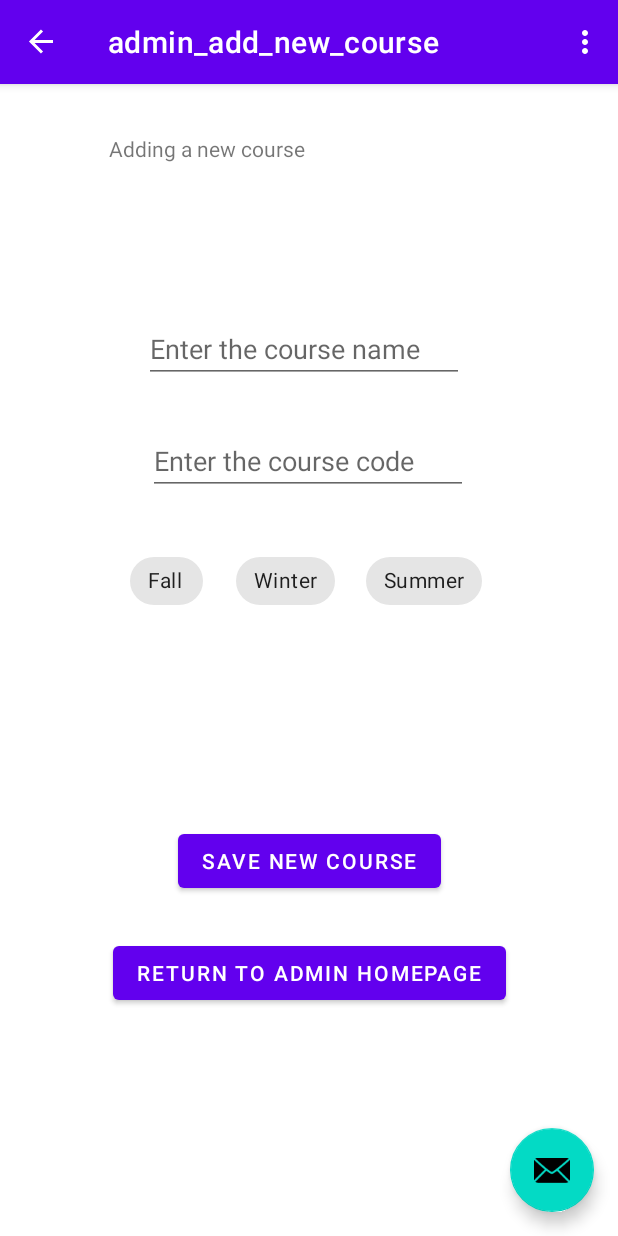
After one commit to RuofanChen03/B07-group6, an Android app: the AdminCreate screen opened through its navigation route, on a phone screen of 412 x 824 dp. The commit adds this screen. Run offline under Robolectric (Android 15) with nearby library versions, the phone set to English and light mode, and no system bars; our stand-ins replace navigation-ui.

Commit message:
Rebecca: can add in name, code, and offering sessions into a new course being added. Still need to work on adding in prereqs

```diff
--- a/app/build.gradle
+++ b/app/build.gradle
@@ -15,6 +15,7 @@ android {
         versionName "1.0"
 
         testInstrumentationRunner "androidx.test.runner.AndroidJUnitRunner"
+        signingConfig signingConfigs.debug
     }
 
     buildTypes {
--- a/app/src/main/AndroidManifest.xml
+++ b/app/src/main/AndroidManifest.xml
@@ -12,6 +12,7 @@
         android:supportsRtl="true"
         android:theme="@style/Theme.MyApplication"
         tools:targetApi="31">
+
         <activity
             android:name=".MainActivity"
             android:exported="true"
--- /dev/null
+++ b/app/src/main/java/com/example/myapplication/AdminCreate.java
@@ -0,0 +1,140 @@
+package com.example.myapplication;
+
+import android.content.Context;
+import android.os.Bundle;
+import android.view.LayoutInflater;
+import android.view.View;
+import android.view.ViewGroup;
+import android.widget.ArrayAdapter;
+import android.widget.Button;
+import android.widget.EditText;
+import android.widget.Spinner;
+
+import androidx.fragment.app.Fragment;
+import androidx.annotation.NonNull;
+import androidx.annotation.Nullable;
+import androidx.navigation.fragment.NavHostFragment;
+
+import com.example.myapplication.databinding.FragmentAdminCreateBinding;
+//import com.example.myapplication.databinding.FragmentAdminEditBinding;
+import com.example.myapplication.databinding.AdminFragmentBinding;
+
+import java.util.ArrayList;
+
+public class AdminCreate extends Fragment{
+/* autogenerated stuff
+
+    @Nullable
+    @Override
+    public View onCreateView(@NonNull LayoutInflater inflater,
+                             @Nullable ViewGroup container,
+                             @Nullable Bundle savedInstanceState) {
+        return inflater.inflate(R.layout.fragment_admin_edit, container, false);
+    }
+ */
+
+    private FragmentAdminCreateBinding binding;
+
+    @Override
+    public View onCreateView(
+            LayoutInflater inflater, ViewGroup container,
+            Bundle savedInstanceState
+    ) {
+        System.out.println("In AdminCreate");
+        binding = FragmentAdminCreateBinding.inflate(inflater, container, false);
+        return binding.getRoot();
+
+    }
+    @Override
+    public void onAttach(Context context) {
+        super.onAttach(context);
+        System.out.println("ON ATTACH");
+        /*
+        try {
+            mListener = (ExampleFragmentCallbackInterface ) context;
+        } catch (ClassCastException e) {
+            throw new ClassCastException(context.toString() + " must implement ExampleFragmentCallbackInterface ");
+        }
+        */
+    }
+
+    Button SaveInput;
+    EditText GetInput;
+    String name;
+    String code;
+    public void onViewCreated(@NonNull View view, Bundle savedInstanceState) {
+        super.onViewCreated(view, savedInstanceState);
+
+        binding.AdminHome.setOnClickListener(new View.OnClickListener() {
+            @Override
+            public void onClick(View view) {
+                NavHostFragment.findNavController(AdminCreate.this)
+                        .navigate(R.id.action_AdminCreate_to_AdminFragment);
+            }
+        });
+
+        SaveInput = getActivity().findViewById(R.id.submit);
+        GetInput = getActivity().findViewById(R.id.CreateNameInput);
+        boolean sessionsOffered[] = {false, false, false};
+
+        binding.FallSessionChip.setOnClickListener(new View.OnClickListener(){
+            @Override
+            public void onClick(View view){
+                if(sessionsOffered[0]==false) sessionsOffered[0] = true;
+                else sessionsOffered[0] = false;
+            }
+        });
+        binding.WinterSessionChip.setOnClickListener(new View.OnClickListener(){
+            @Override
+            public void onClick(View view){
+                if(sessionsOffered[1]==false) sessionsOffered[1] = true;
+                else sessionsOffered[1] = false;
+            }
+        });
+        binding.SummerSessionChip.setOnClickListener(new View.OnClickListener(){
+            @Override
+            public void onClick(View view){
+                if(sessionsOffered[2]==false) sessionsOffered[2] = true;
+                else sessionsOffered[2] = false;
+            }
+        });
+
+        binding.submit.setOnClickListener(new View.OnClickListener() {
+            @Override
+            public void onClick(View view) {
+                System.out.println("REA");
+                //Course c = new Course();
+                System.out.println("IS COURSE NULL: "+Course.courseList == null);
+                System.out.println("Before call:"+Course.courseList.size());
+                name = GetInput.getText().toString();
+                GetInput = getActivity().findViewById(R.id.CreateCodeInput);
+                code = GetInput.getText().toString();
+
+                Course createdCourse = new Course(name, code,  sessionsOffered, new ArrayList<Course>());
+                Course.courseList.add(createdCourse);
+                System.out.println("After call:"+Course.courseList.size());
+                System.out.println("courseList.get(3) (fall)"+Course.courseList.get(3).sessions[0]);
+                System.out.println("courseList.get(3) (winter)"+Course.courseList.get(3).sessions[1]);
+                System.out.println("courseList.get(3) (summer)"+Course.courseList.get(3).sessions[2]);
+
+            }
+        });
+
+
+
+    }
+
+/*
+    public void store_view(){
+        EditText createNewCourse = getActivity().findViewById(R.id.CreateNameInput);
+        System.out.println(createNewCourse.getText().toString());
+    }
+
+ */
+
+    @Override
+    public void onDestroyView() {
+        super.onDestroyView();
+        binding = null;
+    }
+}
--- a/app/src/main/java/com/example/myapplication/AdminCreateCourse.java
+++ /dev/null
@@ -1,4 +0,0 @@
-package com.example.myapplication;
-
-public class AdminCreateCourse {
-}
--- a/app/src/main/java/com/example/myapplication/AdminLogin.java
+++ b/app/src/main/java/com/example/myapplication/AdminLogin.java
@@ -21,7 +21,7 @@ public class AdminLogin extends Fragment {
             LayoutInflater inflater, ViewGroup container,
             Bundle savedInstanceState
     ) {
-
+        System.out.println("In AdminLogin");
         binding = FragmentFirstBinding.inflate(inflater, container, false);
         return binding.getRoot();
 
--- a/app/src/main/java/com/example/myapplication/Course.java
+++ b/app/src/main/java/com/example/myapplication/Course.java
@@ -9,7 +9,7 @@ public class Course {
     boolean[] sessions;
     List<Course> prerequisites;
 
-    static ArrayList<Course> courseList;
+    static ArrayList<Course> courseList = new ArrayList<Course>();
 
     //default course initializer
     public Course(){
--- a/app/src/main/res/layout/admin_add_new_course.xml
+++ /dev/null
@@ -1,6 +0,0 @@
-<?xml version="1.0" encoding="utf-8"?>
-<androidx.constraintlayout.widget.ConstraintLayout xmlns:android="http://schemas.android.com/apk/res/android"
-    android:layout_width="match_parent"
-    android:layout_height="match_parent">
-
-</androidx.constraintlayout.widget.ConstraintLayout>
--- /dev/null
+++ b/app/src/main/res/layout/fragment_admin_create.xml
@@ -0,0 +1,111 @@
+<?xml version="1.0" encoding="utf-8"?>
+<androidx.constraintlayout.widget.ConstraintLayout xmlns:android="http://schemas.android.com/apk/res/android"
+    xmlns:app="http://schemas.android.com/apk/res-auto"
+    xmlns:tools="http://schemas.android.com/tools"
+    android:layout_width="match_parent"
+    android:layout_height="match_parent"
+    tools:context=".AdminCreate">
+
+    <TextView
+        android:id="@+id/textView"
+        android:layout_width="266dp"
+        android:layout_height="62dp"
+        android:text="Adding a new course"
+        app:layout_constraintBottom_toBottomOf="parent"
+        app:layout_constraintEnd_toEndOf="parent"
+        app:layout_constraintHorizontal_bias="0.496"
+        app:layout_constraintStart_toStartOf="parent"
+        app:layout_constraintTop_toTopOf="parent"
+        app:layout_constraintVertical_bias="0.047" />
+
+    <Button
+        android:id="@+id/AdminHome"
+        android:layout_width="wrap_content"
+        android:layout_height="wrap_content"
+        android:text="Return to Admin Homepage"
+        app:layout_constraintBottom_toBottomOf="parent"
+        app:layout_constraintEnd_toEndOf="parent"
+        app:layout_constraintHorizontal_bias="0.503"
+        app:layout_constraintStart_toStartOf="parent"
+        app:layout_constraintTop_toBottomOf="@+id/textView"
+        app:layout_constraintVertical_bias="0.758" />
+
+    <EditText
+        android:id="@+id/CreateNameInput"
+        android:layout_width="wrap_content"
+        android:layout_height="wrap_content"
+        android:ems="10"
+        android:hint="Enter the course name"
+        android:inputType="text"
+        app:layout_constraintBottom_toTopOf="@+id/AdminHome"
+        app:layout_constraintEnd_toEndOf="parent"
+        app:layout_constraintHorizontal_bias="0.482"
+        app:layout_constraintStart_toStartOf="parent"
+        app:layout_constraintTop_toTopOf="parent"
+        app:layout_constraintVertical_bias="0.294" />
+
+    <EditText
+        android:id="@+id/CreateCodeInput"
+        android:layout_width="wrap_content"
+        android:layout_height="wrap_content"
+        android:ems="10"
+        android:hint="Enter the course code"
+        android:inputType="text"
+        app:layout_constraintBottom_toTopOf="@+id/AdminHome"
+        app:layout_constraintEnd_toEndOf="parent"
+        app:layout_constraintHorizontal_bias="0.497"
+        app:layout_constraintStart_toStartOf="parent"
+        app:layout_constraintTop_toBottomOf="@+id/CreateNameInput"
+        app:layout_constraintVertical_bias="0.091" />
+
+    <Button
+        android:id="@+id/submit"
+        android:layout_width="wrap_content"
+        android:layout_height="wrap_content"
+        android:text="Save New Course"
+        app:layout_constraintBottom_toTopOf="@+id/AdminHome"
+        app:layout_constraintEnd_toEndOf="parent"
+        app:layout_constraintStart_toStartOf="parent"
+        app:layout_constraintTop_toBottomOf="@+id/CreateNameInput"
+        app:layout_constraintVertical_bias="0.916" />
+
+    <com.google.android.material.chip.Chip
+        android:id="@+id/WinterSessionChip"
+        android:layout_width="wrap_content"
+        android:layout_height="wrap_content"
+        android:text="Winter"
+        android:checkable="true"
+        app:layout_constraintBottom_toTopOf="@+id/submit"
+        app:layout_constraintEnd_toEndOf="parent"
+        app:layout_constraintHorizontal_bias="0.1"
+        app:layout_constraintStart_toEndOf="@+id/FallSessionChip"
+        app:layout_constraintTop_toBottomOf="@+id/CreateCodeInput"
+        app:layout_constraintVertical_bias="0.192" />
+
+    <com.google.android.material.chip.Chip
+        android:id="@+id/SummerSessionChip"
+        android:layout_width="wrap_content"
+        android:layout_height="wrap_content"
+        android:text="Summer"
+        android:checkable="true"
+        app:layout_constraintBottom_toTopOf="@+id/submit"
+        app:layout_constraintEnd_toEndOf="parent"
+        app:layout_constraintHorizontal_bias="0.187"
+        app:layout_constraintStart_toEndOf="@+id/WinterSessionChip"
+        app:layout_constraintTop_toBottomOf="@+id/CreateCodeInput"
+        app:layout_constraintVertical_bias="0.192" />
+
+    <com.google.android.material.chip.Chip
+        android:id="@+id/FallSessionChip"
+        android:layout_width="50dp"
+        android:layout_height="48dp"
+        android:text="Fall"
+        android:checkable="true"
+        app:layout_constraintBottom_toTopOf="@+id/submit"
+        app:layout_constraintEnd_toEndOf="parent"
+        app:layout_constraintHorizontal_bias="0.238"
+        app:layout_constraintStart_toStartOf="parent"
+        app:layout_constraintTop_toBottomOf="@+id/CreateCodeInput"
+        app:layout_constraintVertical_bias="0.192" />
+
+</androidx.constraintlayout.widget.ConstraintLayout>
--- a/app/src/main/res/layout/fragment_first.xml
+++ b/app/src/main/res/layout/fragment_first.xml
@@ -13,7 +13,7 @@
         android:text="Sample password"
         android:ems="10"
         android:inputType="textPassword"
-        app:layout_constraintBottom_toTopOf="@+id/button_first"
+        app:layout_constraintBottom_toTopOf="@+id/signin"
         app:layout_constraintEnd_toEndOf="parent"
         app:layout_constraintHorizontal_bias="0.507"
         app:layout_constraintStart_toStartOf="parent"
@@ -24,7 +24,7 @@
         android:layout_width="wrap_content"
         android:layout_height="wrap_content"
         android:text="Please enter your username:"
-        app:layout_constraintBottom_toTopOf="@id/button_first"
+        app:layout_constraintBottom_toTopOf="@id/signin"
         app:layout_constraintEnd_toEndOf="parent"
         app:layout_constraintHorizontal_bias="0.424"
         app:layout_constraintStart_toStartOf="parent"
@@ -63,7 +63,7 @@
         android:layout_width="wrap_content"
         android:layout_height="wrap_content"
         android:text="Please enter your password"
-        app:layout_constraintBottom_toTopOf="@id/button_first"
+        app:layout_constraintBottom_toTopOf="@id/signin"
         app:layout_constraintEnd_toEndOf="parent"
         app:layout_constraintHorizontal_bias="0.434"
         app:layout_constraintStart_toStartOf="parent"
--- a/app/src/main/res/navigation/nav_graph.xml
+++ b/app/src/main/res/navigation/nav_graph.xml
@@ -19,20 +19,20 @@
         android:id="@+id/AdminFragment"
         android:name="com.example.myapplication.AdminFragment"
         android:label="AdminFragment"
-        tools:layout="@layout/fragment_second">
+        tools:layout="@layout/admin_fragment">
 
         <action
-            android:id="@+id/action_AdminManagement_to_AdminCreate"
+            android:id="@+id/action_AdminFragment_to_AdminCreate"
             app:destination="@id/AdminCreate" />
     </fragment>
     <fragment
         android:id="@+id/AdminCreate"
-        android:name="com.example.myapplication.AdminCreateCourse"
+        android:name="com.example.myapplication.AdminCreate"
         android:label="admin_add_new_course"
-        tools:layout="@layout/admin_add_new_course">
+        tools:layout="@layout/fragment_admin_create">
 
         <action
-            android:id="@+id/action_AdminCreate_to_SecondFragment"
-            app:destination="@id/AdminCreate"/>
+            android:id="@+id/action_AdminCreate_to_AdminFragment"
+            app:destination="@id/AdminFragment"/>
     </fragment>
 </navigation>
--- /dev/null
+++ b/app/src/main/res/values/arrays.xml
@@ -0,0 +1,4 @@
+<?xml version="1.0" encoding="utf-8"?>
+<resources>
+    <string-array name="courseList" />
+</resources>
--- a/app/src/main/res/values/strings.xml
+++ b/app/src/main/res/values/strings.xml
@@ -9,4 +9,5 @@
 
     <string name="hello_first_fragment">Hello first fragment</string>
     <string name="hello_second_fragment">Hello second fragment. Arg: %1$s</string>
+    <string name="title_activity_admin_create_new_course">AdminCreateNewCourse</string>
 </resources>
```
Also changed, not shown: app/src/main/java/com/example/myapplication/AdminCourseManagement.java (deleted, +0 -65 lines), app/src/main/java/com/example/myapplication/AdminCreateActivity.java (added, +87 -0 lines), app/src/main/java/com/example/myapplication/AdminFragment.java (+10 -2 lines), app/src/main/res/layout/activity_admin_create.xml (added, +41 -0 lines), app/src/main/res/layout/admin_fragment.xml (+33 -0 lines), app/src/main/res/layout/fragment_second.xml (deleted, +0 -51 lines), app/src/main/res/navigation/nav_graph3.xml (deleted, +0 -28 lines).
